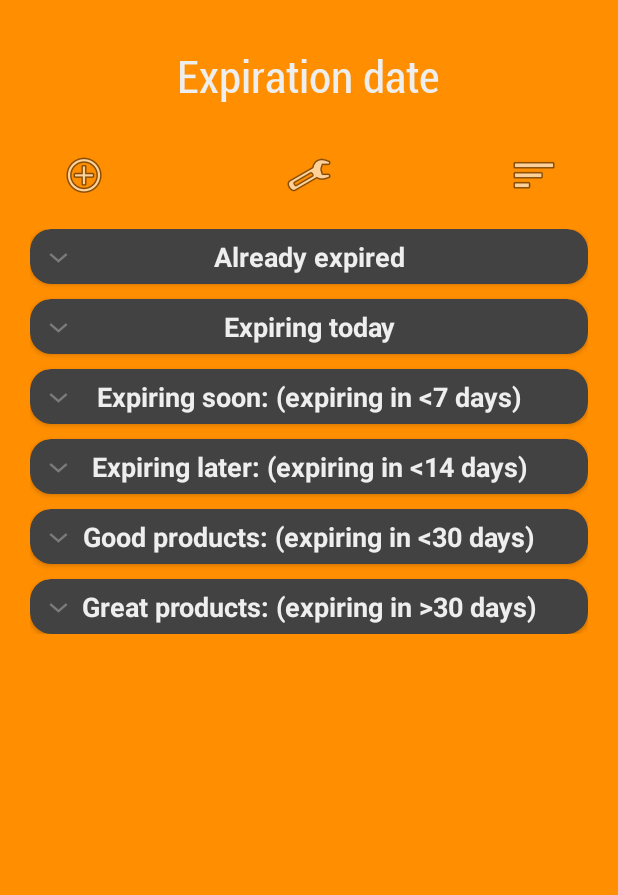
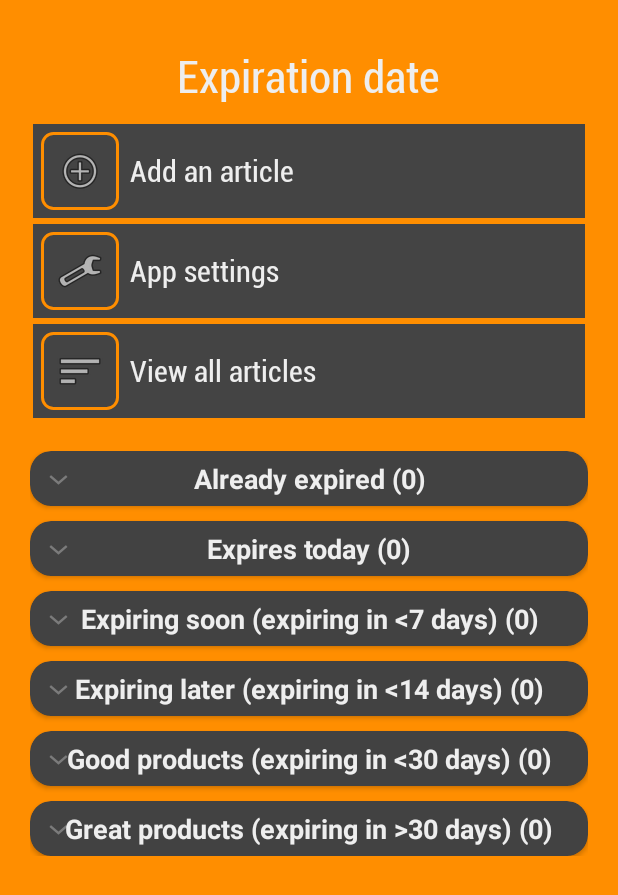
Before and after one commit to NikolaOgnjenovic/XPDate, an Android app: the screen it shows after launch (MainActivity), on a phone screen of 412 x 824 dp. Shown: the top 895 px of the screen. Run offline under Robolectric (Android 15) with nearby library versions, the phone set to English and light mode, and no system bars; 1 statement that could not run was skipped.

Commit message:
Cleaned up UI again. Translated everything (hopefully)

```diff
--- a/app/src/main/java/com/mrmi/groceryhelper/AllArticles.java
+++ b/app/src/main/java/com/mrmi/groceryhelper/AllArticles.java
@@ -87,7 +87,7 @@ public class AllArticles extends AppCompatActivity {
     private void initialiseListData() {
         //Add group data
         String[] allCategories = this.getResources().getStringArray(R.array.category_names);
-        listDataGroup.addAll(Arrays.asList(allCategories));
+        //listDataGroup.addAll(Arrays.asList(allCategories));
 
         //Loop through all articles and add them to their according lists (expiring soon, later etc.)
         ArrayList<Pair<String, ArrayList<String>>> listOfCategories = new ArrayList<>();
@@ -105,6 +105,10 @@ public class AllArticles extends AppCompatActivity {
             }
         }
 
+        for(int i = 0; i < allCategories.length; ++i) {
+            listDataGroup.add(allCategories[i]+ " (" + listOfCategories.get(i).second.size() + ")");
+        }
+
         //Add child data
         int index = 0;
         for(Pair<String, ArrayList<String>> category : listOfCategories) {
--- a/app/src/main/java/com/mrmi/groceryhelper/MainActivity.java
+++ b/app/src/main/java/com/mrmi/groceryhelper/MainActivity.java
@@ -84,14 +84,6 @@ public class MainActivity extends AppCompatActivity {
     }
 
     private void initialiseListData() {
-        //Add group data
-        listDataGroup.add(getString(R.string.already_expired));
-        listDataGroup.add(getString(R.string.expiring_today));
-        listDataGroup.add(getString(R.string.expiration_less_than_7_days));
-        listDataGroup.add(getString(R.string.expiration_less_than_14_days));
-        listDataGroup.add(getString(R.string.expiration_less_than_30_days));
-        listDataGroup.add(getString(R.string.expiration_more_than_30_days));
-
         //Get all articles from the ArticleList class
         ArrayList<Article> articles = articleList.getArticleList();
         //Loop through all articles and add them to their according lists (expiring soon, later etc.)
@@ -115,6 +107,14 @@ public class MainActivity extends AppCompatActivity {
             }
         }
 
+        //Add group data
+        listDataGroup.add(getString(R.string.already_expired) + " (" + expiredList.size() + ")");
+        listDataGroup.add(getString(R.string.expires_today) + " (" + todayList.size() + ")");
+        listDataGroup.add(getString(R.string.expiration_less_than_7_days) + " (" + soonList.size() + ")");
+        listDataGroup.add(getString(R.string.expiration_less_than_14_days) + " (" + laterList.size() + ")");
+        listDataGroup.add(getString(R.string.expiration_less_than_30_days) + " (" + goodList.size() + ")");
+        listDataGroup.add(getString(R.string.expiration_more_than_30_days) + " (" + greatList.size() + ")");
+
         //Add child data
         listDataChild.put(listDataGroup.get(0), expiredList);
         listDataChild.put(listDataGroup.get(1), todayList);
@@ -123,6 +123,8 @@ public class MainActivity extends AppCompatActivity {
         listDataChild.put(listDataGroup.get(4), goodList);
         listDataChild.put(listDataGroup.get(5), greatList);
 
+
+
         //Notify the adapter
         expandableListViewAdapter.notifyDataSetChanged();
     }
--- a/app/src/main/java/com/mrmi/groceryhelper/NotificationHandler.java
+++ b/app/src/main/java/com/mrmi/groceryhelper/NotificationHandler.java
@@ -28,6 +28,7 @@ public class NotificationHandler extends Worker {
     public NotificationHandler(@NonNull Context cont, @NonNull WorkerParameters workerParams) {
         super(cont, workerParams);
         context = cont;
+        Settings.loadLocale(context);
     }
 
     @NonNull
@@ -59,6 +60,7 @@ public class NotificationHandler extends Worker {
 
     //Creates the notification message: how many articles have already expired and how many are expiring today
     private String getNotificationMessage() {
+        Settings.loadLocale(context);
         int haveExpired = 0, expiringToday = 0;
         String alarmMessage = "";
 
--- a/app/src/main/res/layout/activity_main.xml
+++ b/app/src/main/res/layout/activity_main.xml
@@ -1,7 +1,6 @@
 <?xml version="1.0" encoding="utf-8"?>
 <LinearLayout
     xmlns:android="http://schemas.android.com/apk/res/android"
-    xmlns:app="http://schemas.android.com/apk/res-auto"
     xmlns:tools="http://schemas.android.com/tools"
     android:id="@+id/linearLayout"
     android:layout_width="match_parent"
@@ -13,20 +12,25 @@
 
     <TextView
         android:id="@+id/title"
-        android:layout_gravity="center"
         android:layout_width="wrap_content"
         android:layout_height="wrap_content"
+        android:layout_gravity="center"
         android:padding="10sp"
         android:text="@string/main_menu_title"
         android:textColor="@color/textColor"
         android:textSize="30sp" />
 
-    <androidx.constraintlayout.widget.ConstraintLayout
-        android:id="@+id/constraintLayout"
+
+    <LinearLayout
         android:layout_width="match_parent"
         android:layout_height="wrap_content"
-        app:layout_constraintEnd_toEndOf="parent"
-        app:layout_constraintStart_toStartOf="parent">
+        android:orientation="vertical">
+
+        <LinearLayout
+            android:layout_width="match_parent"
+            android:layout_height="wrap_content"
+            android:background="@color/colorPrimaryDark"
+            android:layout_margin="2sp">
 
             <ImageButton
                 android:id="@+id/addArticleButton"
@@ -34,14 +38,29 @@
                 android:layout_width="wrap_content"
                 android:layout_height="wrap_content"
                 android:adjustViewBounds="true"
-            android:background="#00FFFFFF"
                 android:contentDescription="@string/add_article"
 
-            android:padding="20dp"
+                android:layout_margin="5sp"
+                android:background="@drawable/transparent_background_bordered_button"
+                android:padding="10sp"
                 android:scaleType="fitCenter"
-            android:src="@android:drawable/ic_menu_add"
-            app:layout_constraintStart_toStartOf="parent"
-            app:layout_constraintTop_toTopOf="parent" />
+                android:src="@android:drawable/ic_menu_add" />
+
+            <TextView
+                android:layout_width="match_parent"
+                android:layout_height="match_parent"
+                android:gravity="center_vertical"
+                android:padding="2sp"
+                android:text="@string/add_article"
+                android:textColor="@color/textColor"
+                android:textSize="20sp" />
+        </LinearLayout>
+
+        <LinearLayout
+            android:layout_width="match_parent"
+            android:layout_height="wrap_content"
+            android:background="@color/colorPrimaryDark"
+            android:layout_margin="2sp">
 
             <ImageButton
                 android:id="@+id/settingsButton"
@@ -49,15 +68,29 @@
                 android:layout_width="wrap_content"
                 android:layout_height="wrap_content"
                 android:adjustViewBounds="true"
-            android:background="#00FFFFFF"
                 android:contentDescription="@string/settings"
 
-            android:padding="20dp"
+                android:layout_margin="5sp"
+                android:background="@drawable/transparent_background_bordered_button"
+                android:padding="10sp"
                 android:scaleType="fitCenter"
-            android:src="@android:drawable/ic_menu_manage"
-            app:layout_constraintEnd_toStartOf="@+id/viewAllArticlesButton"
-            app:layout_constraintStart_toEndOf="@+id/addArticleButton"
-            app:layout_constraintTop_toTopOf="parent" />
+                android:src="@android:drawable/ic_menu_manage" />
+
+            <TextView
+                android:layout_width="match_parent"
+                android:layout_height="match_parent"
+                android:gravity="center_vertical"
+                android:padding="2sp"
+                android:text="@string/settings"
+                android:textColor="@color/textColor"
+                android:textSize="20sp" />
+        </LinearLayout>
+
+        <LinearLayout
+            android:layout_width="match_parent"
+            android:layout_height="wrap_content"
+            android:background="@color/colorPrimaryDark"
+            android:layout_margin="2sp">
 
             <ImageButton
                 android:id="@+id/viewAllArticlesButton"
@@ -65,22 +98,33 @@
                 android:layout_width="wrap_content"
                 android:layout_height="wrap_content"
                 android:adjustViewBounds="true"
-            android:background="#00FFFFFF"
                 android:contentDescription="@string/article_list"
 
-            android:padding="20dp"
+                android:layout_margin="5sp"
+                android:background="@drawable/transparent_background_bordered_button"
+                android:padding="10sp"
                 android:scaleType="fitCenter"
-            android:src="@android:drawable/ic_menu_sort_by_size"
-            app:layout_constraintEnd_toEndOf="parent"
-            app:layout_constraintTop_toTopOf="parent" />
-    </androidx.constraintlayout.widget.ConstraintLayout>
+                android:src="@android:drawable/ic_menu_sort_by_size" />
+
+            <TextView
+                android:layout_width="match_parent"
+                android:layout_height="match_parent"
+                android:gravity="center_vertical"
+                android:padding="2sp"
+                android:text="@string/article_list"
+                android:textColor="@color/textColor"
+                android:textSize="20sp" />
+        </LinearLayout>
+
+    </LinearLayout>
 
     <ExpandableListView
+        android:layout_marginTop="20sp"
         android:id="@+id/expandableListView"
         android:layout_width="match_parent"
         android:layout_height="wrap_content"
+        android:layout_gravity="center"
         android:childDivider="@android:color/transparent"
         android:divider="@android:color/transparent"
-        android:dividerHeight="10sp"
-        android:layout_gravity="center"/>
+        android:dividerHeight="10sp" />
 </LinearLayout>
--- a/app/src/main/res/values/strings.xml
+++ b/app/src/main/res/values/strings.xml
@@ -1,8 +1,8 @@
 <resources>
     <string name="app_name">Rok trajanja</string>
     <string name="set_notification_time">Set notification sending time</string>
-    <string name="add_article">Add article</string>
-    <string name="article_list">Article list</string>
+    <string name="add_article">Add an article</string>
+    <string name="article_list">View all articles</string>
     <string name="send_daily_notifications">Get daily notifications</string>
     <string name="delete_article">Delete article</string>
     <string name="pick_date">Pick date</string>
@@ -13,13 +13,13 @@
     <string name="gallery">Gallery</string>
     <string name="crop">Crop image</string>
     <string name="detected_date">Detected date:</string>
-    <string name="settings">Settings</string>
+    <string name="settings">App settings</string>
     <string name="change_language">Change language</string>
     <string name="already_expired">Already expired</string>
-    <string name="expiration_less_than_7_days">Expiring soon: (expiring in &lt;7 days)</string>
-    <string name="expiration_less_than_14_days">Expiring later: (expiring in &lt;14 days)</string>
-    <string name="expiration_less_than_30_days">Good products: (expiring in &lt;30 days)</string>
-    <string name="expiration_more_than_30_days">Great products: (expiring in &gt;30 days)</string>
+    <string name="expiration_less_than_7_days">Expiring soon (expiring in &lt;7 days)</string>
+    <string name="expiration_less_than_14_days">Expiring later (expiring in &lt;14 days)</string>
+    <string name="expiration_less_than_30_days">Good products (expiring in &lt;30 days)</string>
+    <string name="expiration_more_than_30_days">Great products (expiring in &gt;30 days)</string>
     <string name="article_category">Article category</string>
     <string name="notification_time_info">Notifications about how many articles have expired or expire soon will be sent daily at:</string>
 
@@ -81,7 +81,6 @@
     <string name="days_ago">days ago</string>
     <string name="expires_in">Expires in</string>
     <string name="days">days</string>
-    <string name="expiring_today">Expiring today</string>
     <string name="hours">hours</string>
     <string name="expired_today">Expired today</string>
     <string name="all_articles">All articles</string>
@@ -95,4 +94,10 @@
     <string name="notifications_multiple_expired">articles have expired.</string>
     <string name="notification_one_today">1 article expires today.</string>
     <string name="notification_multiple_today">articles are expiring today.</string>
+    <string name="category_info">Article category</string>
+    <string name="month_day_pattern">month / day</string>
+    <string name="day_month_pattern">day / month</string>
+    <string name="choose_language">Choose a language</string>
+    <string name="ok">OK</string>
+    <string name="cancel">CANCEL</string>
 </resources>
```
Also changed, not shown: app/src/main/java/com/mrmi/groceryhelper/AddArticle.java (+8 -6 lines), app/src/main/java/com/mrmi/groceryhelper/Settings.java (+18 -14 lines), app/src/main/res/layout/activity_add_article.xml (+12 -13 lines), app/src/main/res/layout/activity_settings.xml (+23 -7 lines), 2 other files. Lines whose indentation alone changed are shown as unchanged.
